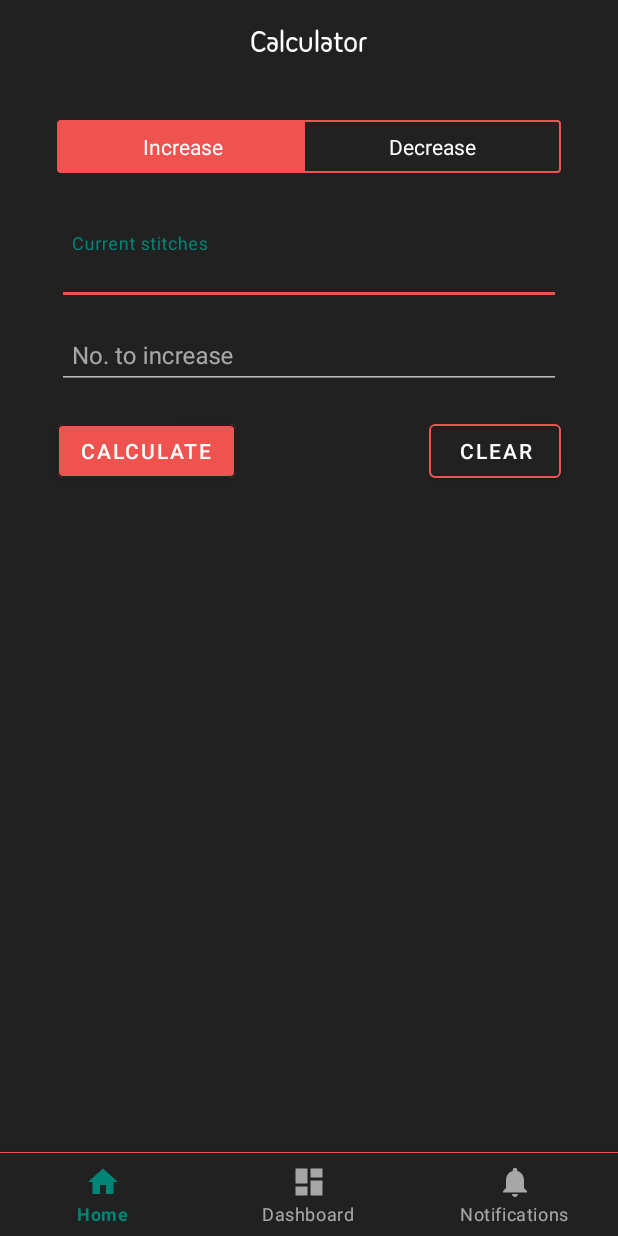
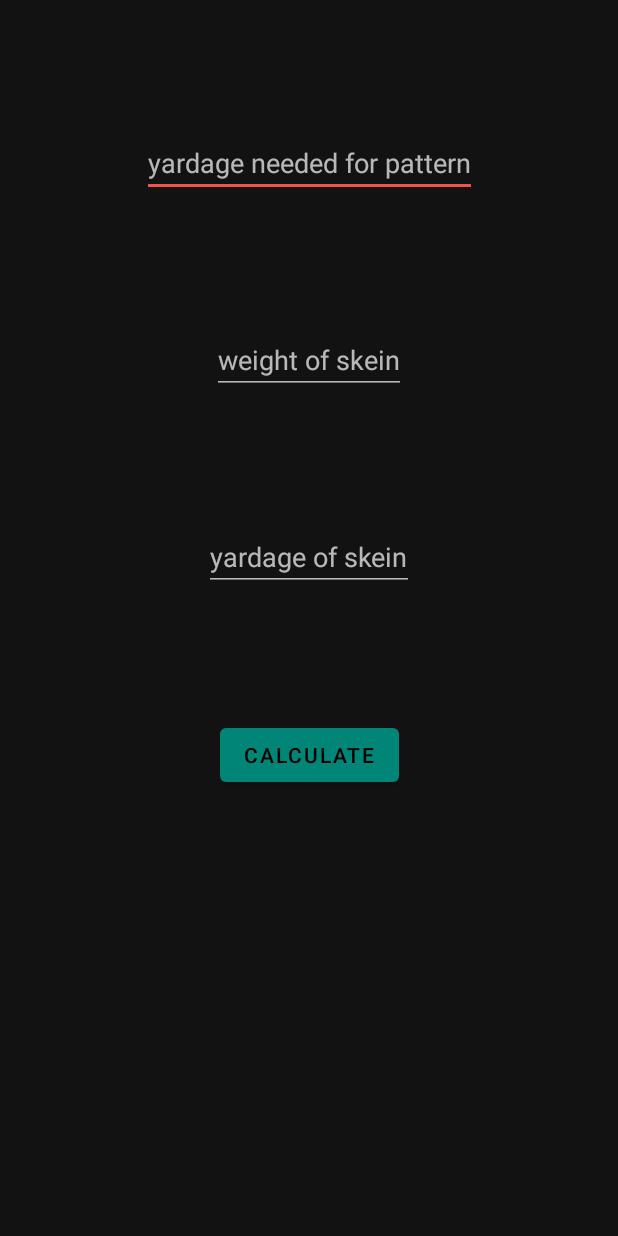
Before and after one commit to JamalMulla/UltimateKnittingCalculator, an Android app: the screen it shows after launch (MainActivity before the commit, ConversionActivity after it), item 2 of the bottom bar chosen, on a phone screen of 412 x 824 dp. Run offline under Robolectric (Android 15) with nearby library versions, the phone set to English and light mode, and no system bars.

Commit message:
Added second activity. Calculates how many yards and how many grams of yarn you need

```diff
--- a/app/src/main/AndroidManifest.xml
+++ b/app/src/main/AndroidManifest.xml
@@ -18,6 +18,7 @@
                 <category android:name="android.intent.category.LAUNCHER" />
             </intent-filter>
         </activity>
+      <activity android:name=".ConversionActivity"/>
     </application>
 
 </manifest>
--- /dev/null
+++ b/app/src/main/java/com/jmulla/ukc/ConversionActivity.java
@@ -0,0 +1,44 @@
+package com.jmulla.ukc;
+
+import static com.jmulla.ukc.Conversions.calculateAmounts;
+
+import android.os.Bundle;
+import android.support.annotation.Nullable;
+import android.support.v4.util.Pair;
+import android.support.v7.app.AppCompatActivity;
+import android.view.View;
+import android.view.View.OnClickListener;
+import android.widget.Button;
+import android.widget.EditText;
+import android.widget.TextView;
+
+public class ConversionActivity extends AppCompatActivity {
+
+  @Override
+  protected void onCreate(@Nullable Bundle savedInstanceState) {
+    super.onCreate(savedInstanceState);
+    setContentView(R.layout.activity_convert);
+
+    final EditText et_yardage = findViewById(R.id.et_yardage);
+    final EditText et_skein_weight = findViewById(R.id.et_skein_weight);
+    final EditText et_skein_yardage = findViewById(R.id.et_skein_yardage);
+    Button btn_convert = findViewById(R.id.btn_convert);
+    final TextView tv_yarn_weight = findViewById(R.id.tv_yarn_weight);
+    final TextView tv_num_balls = findViewById(R.id.tv_num_balls);
+
+    btn_convert.setOnClickListener(new OnClickListener() {
+      @Override
+      public void onClick(View view) {
+        double patternYarn = Double.valueOf(et_yardage.getText().toString());
+        double ballWeight = Double.valueOf(et_skein_weight.getText().toString());
+        double ballYardage = Double.valueOf(et_skein_yardage.getText().toString());
+        Pair<Double, Double> doubleDoublePair = calculateAmounts(patternYarn, ballWeight,
+            ballYardage);
+        tv_yarn_weight.setText(String.valueOf(doubleDoublePair.first));
+        tv_num_balls.setText(String.valueOf(doubleDoublePair.second));
+      }
+    });
+
+
+  }
+}
--- a/app/src/main/java/com/jmulla/ukc/MainActivity.java
+++ b/app/src/main/java/com/jmulla/ukc/MainActivity.java
@@ -1,6 +1,8 @@
 package com.jmulla.ukc;
 
 import android.app.ActivityManager;
+import android.content.Intent;
+import android.content.res.ColorStateList;
 import android.graphics.Bitmap;
 import android.graphics.BitmapFactory;
 import android.os.Bundle;
@@ -30,6 +32,7 @@ import static com.jmulla.ukc.IncreasesDecreases.decrease;
 import static com.jmulla.ukc.IncreasesDecreases.increase;
 
 public class MainActivity extends AppCompatActivity {
+
   private RadioGroup switch_mode;
   private RadioButton btn_increase;
   private RadioButton btn_decrease;
@@ -48,7 +51,9 @@ public class MainActivity extends AppCompatActivity {
         case R.id.navigation_home:
           return true;
         case R.id.navigation_dashboard:
-                    return false;
+          Intent intent = new Intent(MainActivity.this, ConversionActivity.class);
+          startActivity(intent);
+          return true;
         case R.id.navigation_notifications:
           return false;
       }
@@ -57,14 +62,14 @@ public class MainActivity extends AppCompatActivity {
   };
 
 
-
   @Override
   protected void onCreate(Bundle savedInstanceState) {
     //Changes color of taskbar
     Bitmap bm = BitmapFactory.decodeResource(getResources(), getApplicationInfo().icon);
     if (android.os.Build.VERSION.SDK_INT >= android.os.Build.VERSION_CODES.LOLLIPOP) {
-            int color =  getResources().getColor(R.color.grey900);
-            ActivityManager.TaskDescription taskDesc = new ActivityManager.TaskDescription("Knitting Calculator", bm, color);
+      int color = getResources().getColor(R.color.grey900);
+      ActivityManager.TaskDescription taskDesc = new ActivityManager.TaskDescription(
+          "Knitting Calculator", bm, color);
       this.setTaskDescription(taskDesc);
     }
 
@@ -79,6 +84,7 @@ public class MainActivity extends AppCompatActivity {
     }
     BottomNavigationView navigation = findViewById(R.id.navigation);
     navigation.setOnNavigationItemSelectedListener(mOnNavigationItemSelectedListener);
+
     switch_mode = findViewById(R.id.switch_mode);
     btn_increase = findViewById(R.id.btn_increase);
     btn_decrease = findViewById(R.id.btn_decrease);
@@ -89,8 +95,6 @@ public class MainActivity extends AppCompatActivity {
     til = findViewById(R.id.textInputLayout);
     tv_method1 = findViewById(R.id.tv_method1);
     tv_method2 = findViewById(R.id.tv_method2);
-
-
 
     btn_calc.setOnClickListener(new View.OnClickListener() {
       @Override
@@ -115,10 +119,10 @@ public class MainActivity extends AppCompatActivity {
     switch_mode.setOnCheckedChangeListener(new RadioGroup.OnCheckedChangeListener() {
       @Override
       public void onCheckedChanged(RadioGroup radioGroup, int i) {
-                if (radioGroup.getCheckedRadioButtonId() == btn_increase.getId()){
+        if (radioGroup.getCheckedRadioButtonId() == btn_increase.getId()) {
           til.setHint("No. to increase");
         }
-                if (radioGroup.getCheckedRadioButtonId() == btn_decrease.getId()){
+        if (radioGroup.getCheckedRadioButtonId() == btn_decrease.getId()) {
           til.setHint("No. to decrease");
         }
         calculateAndSetTVs();
@@ -144,12 +148,12 @@ public class MainActivity extends AppCompatActivity {
     } catch (Exception e) {
       e.printStackTrace();
     }
-        if (success){
-            if (switch_mode.getCheckedRadioButtonId() == btn_increase.getId()){
+    if (success) {
+      if (switch_mode.getCheckedRadioButtonId() == btn_increase.getId()) {
         Pair<String, String> increase = increase(stitches, changes);
         tv_method1.setText(increase.first);
         tv_method2.setText(increase.second);
-            }else if (switch_mode.getCheckedRadioButtonId() == btn_decrease.getId()){
+      } else if (switch_mode.getCheckedRadioButtonId() == btn_decrease.getId()) {
         Pair<String, String> decrease = decrease(stitches, changes);
         tv_method1.setText(decrease.first);
         tv_method2.setText(decrease.second);
--- /dev/null
+++ b/app/src/main/res/layout/activity_convert.xml
@@ -0,0 +1,75 @@
+<?xml version="1.0" encoding="utf-8"?>
+<android.support.constraint.ConstraintLayout
+  xmlns:android="http://schemas.android.com/apk/res/android"
+  xmlns:app="http://schemas.android.com/apk/res-auto"
+  android:layout_width="match_parent"
+  android:layout_height="match_parent">
+
+
+  <EditText
+    android:id="@+id/et_yardage"
+    android:layout_width="wrap_content"
+    android:layout_height="wrap_content"
+    android:hint="yardage needed for pattern"
+    android:inputType="numberDecimal"
+    app:layout_constraintBottom_toTopOf="@+id/et_skein_weight"
+    app:layout_constraintEnd_toEndOf="parent"
+    app:layout_constraintStart_toStartOf="parent"
+    app:layout_constraintTop_toTopOf="parent"/>
+
+
+  <EditText
+    android:id="@+id/et_skein_weight"
+    android:layout_width="wrap_content"
+    android:layout_height="wrap_content"
+    android:hint="weight of skein"
+    android:inputType="numberDecimal"
+    app:layout_constraintBottom_toTopOf="@+id/et_skein_yardage"
+    app:layout_constraintEnd_toEndOf="parent"
+    app:layout_constraintStart_toStartOf="parent"
+    app:layout_constraintTop_toBottomOf="@id/et_yardage"/>
+
+
+  <EditText
+    android:id="@+id/et_skein_yardage"
+    android:layout_width="wrap_content"
+    android:layout_height="wrap_content"
+    android:hint="yardage of skein"
+    android:inputType="numberDecimal"
+    app:layout_constraintBottom_toTopOf="@+id/btn_convert"
+    app:layout_constraintEnd_toEndOf="parent"
+    app:layout_constraintStart_toStartOf="parent"
+    app:layout_constraintTop_toBottomOf="@id/et_skein_weight"/>
+
+  <Button
+    android:id="@+id/btn_convert"
+    android:layout_width="wrap_content"
+    android:layout_height="wrap_content"
+    android:text="Calculate"
+    app:layout_constraintTop_toBottomOf="@+id/et_skein_yardage"
+    app:layout_constraintBottom_toTopOf="@+id/tv_yarn_weight"
+    app:layout_constraintEnd_toEndOf="parent"
+    app:layout_constraintStart_toStartOf="parent"
+    />
+
+  <TextView
+    android:id="@+id/tv_yarn_weight"
+    android:layout_width="wrap_content"
+    android:layout_height="wrap_content"
+    app:layout_constraintTop_toBottomOf="@+id/btn_convert"
+    app:layout_constraintBottom_toTopOf="@+id/tv_num_balls"
+    app:layout_constraintEnd_toEndOf="parent"
+    app:layout_constraintStart_toStartOf="parent"
+    />
+
+
+  <TextView
+    android:id="@+id/tv_num_balls"
+    android:layout_width="wrap_content"
+    android:layout_height="wrap_content"
+    app:layout_constraintBottom_toBottomOf="parent"
+    app:layout_constraintEnd_toEndOf="parent"
+    app:layout_constraintStart_toStartOf="parent"
+    app:layout_constraintTop_toBottomOf="@+id/tv_yarn_weight"
+    />
+</android.support.constraint.ConstraintLayout>
--- a/app/src/main/res/layout/activity_main.xml
+++ b/app/src/main/res/layout/activity_main.xml
@@ -165,9 +165,10 @@
             android:layout_width="wrap_content"
             android:layout_height="wrap_content"
             android:layout_marginStart="8dp"
-            android:layout_marginTop="16dp"
+            android:layout_marginTop="8dp"
             android:layout_marginEnd="8dp"
             android:layout_marginBottom="16dp"
+            android:elevation="0dp"
             android:text="Calculate"
             android:textColor="@color/white"
             app:backgroundTint="@color/colorAccent"
@@ -184,9 +185,10 @@
             android:id="@+id/btn_clear"
             android:layout_width="wrap_content"
             android:layout_height="wrap_content"
-            android:layout_marginTop="16dp"
+            android:layout_marginTop="8dp"
             android:layout_marginEnd="8dp"
             android:layout_marginBottom="16dp"
+            android:elevation="0dp"
             android:text="Clear"
             android:textColor="@color/white"
             app:backgroundTint="?attr/backgroundColor"
```
Also changed, not shown: app/src/main/java/com/jmulla/ukc/Conversions.java (added, +24 -0 lines), app/src/main/java/com/jmulla/ukc/IncreasesDecreases.java (+1 -42 lines), app/src/main/java/com/jmulla/ukc/Utils.java (added, +20 -0 lines). Lines whose indentation alone changed are shown as unchanged.
